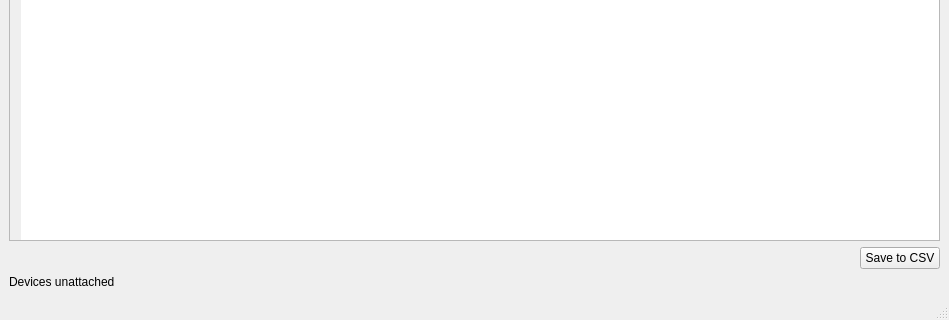
Old version of the form ui/main.ui in the repository KasperVaessen/WindReader; both pictures show x 0 to 949 and y 198 to 518 of the 949 by 518 pixel window.
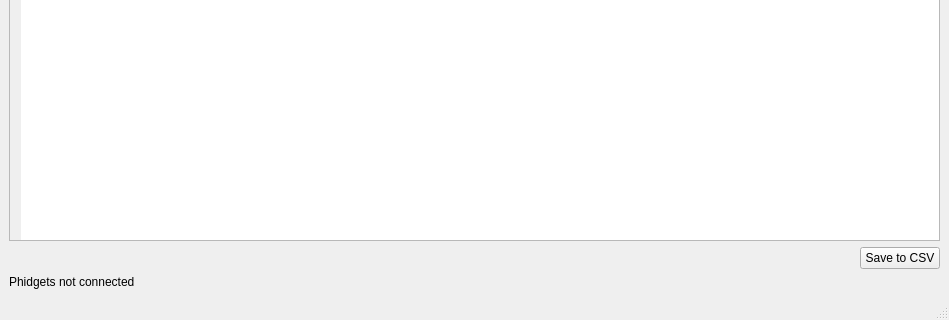
New version of the form.

Commit message: Added overlay when phidget not connected and possibility to create installer

```diff
--- a/ui/main.ui
+++ b/ui/main.ui
@@ -102,7 +102,7 @@
     <item row="6" column="0">
      <widget class="QLabel" name="label_5">
       <property name="text">
-       <string>Devices unattached</string>
+       <string>Phidgets not connected</string>
       </property>
      </widget>
     </item>
```
Left out of the diff: 2 changed lines with no effect on the pictures. The commit also changes 7 other files.
